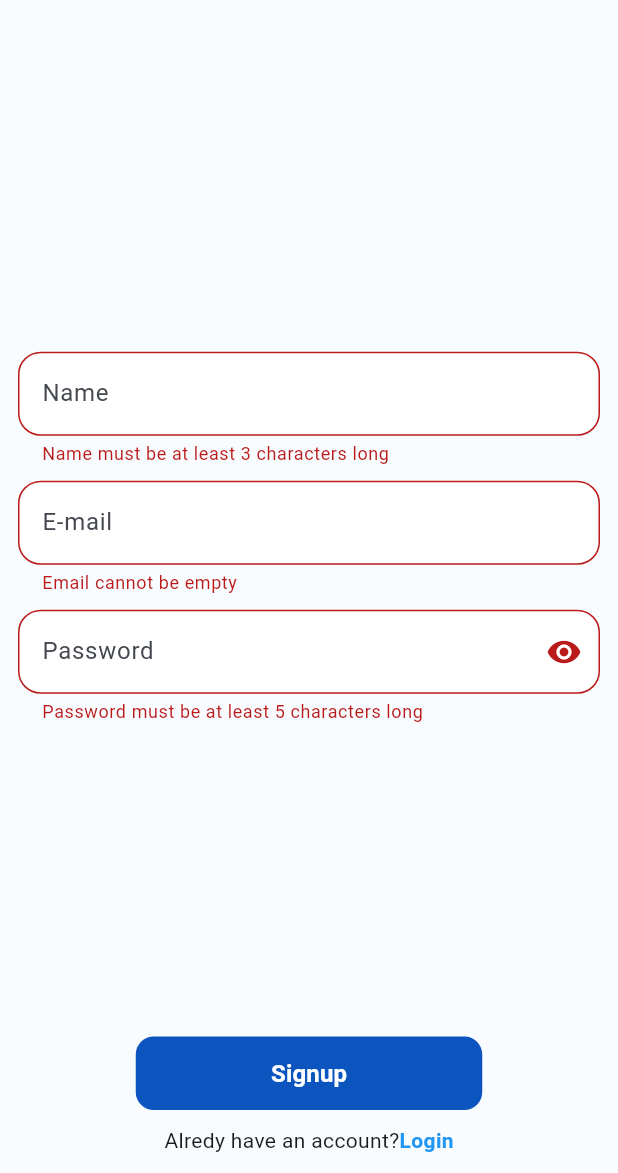
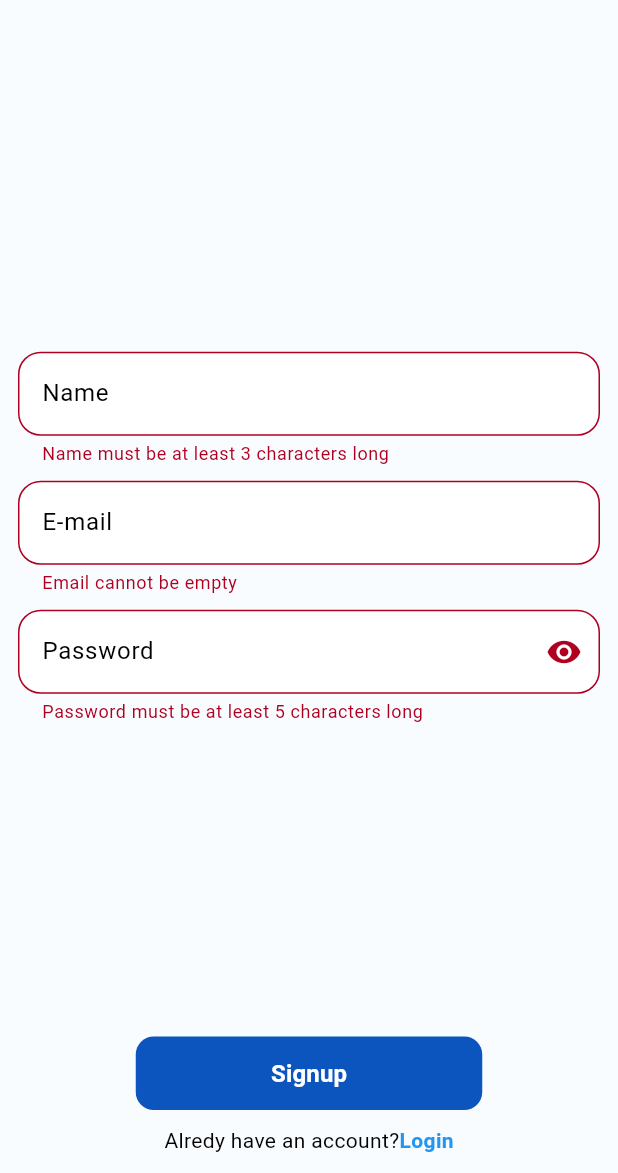
Before and after one commit to ankithshetty17/News-Feed, a Flutter app: the screen it shows after launch, after a tap on "Signup", on a phone screen of 412 x 824 dp, the part 63-1236 px from its top. Run offline on Flutter 3.47's test engine with Material 3 defaults, Android fonts, the light colour scheme and no system bars; our stand-ins replace cloud_firestore, firebase_auth, firebase_core, firebase_remote_config; accounts and stored records are empty.

Commit message:
final-commit

```diff
--- a/lib/main.dart
+++ b/lib/main.dart
@@ -4,13 +4,21 @@ import 'package:newsfeed/firebase_options.dart';
 import 'package:newsfeed/pages/login_screen.dart';
 import 'package:newsfeed/pages/newsfeed_screen.dart';
 import 'package:newsfeed/pages/signup_screen.dart';
+import 'package:newsfeed/themes/theme.dart';
+import 'package:newsfeed/themes/theme_provider.dart';
+import 'package:provider/provider.dart';
 
 void main() async {
   WidgetsFlutterBinding.ensureInitialized();
   await Firebase.initializeApp(
     options: DefaultFirebaseOptions.currentPlatform,
   );
-  runApp(MyApp());
+  runApp(
+    ChangeNotifierProvider(
+      create: (context)=>ThemeProvider(),
+    child:MyApp()
+  )
+  );
 }
 
 class MyApp extends StatelessWidget {
@@ -20,11 +28,7 @@ class MyApp extends StatelessWidget {
     return
     MaterialApp(
       debugShowCheckedModeBanner: false,
-      theme: ThemeData(
-        colorScheme: ColorScheme.fromSeed(seedColor: Colors.blue),
-        brightness: Brightness.light,
-        primarySwatch: Colors.lightBlue
-      ),
+      theme: Provider.of<ThemeProvider>(context).themeData,
       home: SignupScreen(),
       routes: {
         '/signup':(context)=> SignupScreen(),
--- a/lib/pages/login_screen.dart
+++ b/lib/pages/login_screen.dart
@@ -95,7 +95,7 @@ class _LoginScreenState extends State<LoginScreen> {
                         controller: _emailController,
                         decoration:const  InputDecoration(
                           filled: true,
-                          fillColor: Colors.white,
+                          // fillColor: Colors.white,
                           hintText: 'E-mail',
                           enabledBorder: OutlineInputBorder(
                             borderSide:
@@ -123,7 +123,7 @@ class _LoginScreenState extends State<LoginScreen> {
                         controller: _passwordController,
                         decoration: InputDecoration(
                           filled: true,
-                          fillColor: Colors.white,
+                          // fillColor: Colors.white,
                           hintText: 'Password',
                           enabledBorder:const  OutlineInputBorder(
                             borderSide:
--- a/lib/pages/signup_screen.dart
+++ b/lib/pages/signup_screen.dart
@@ -113,7 +113,7 @@ Future<void> _registerUser() async {
             controller: _nameController,
             decoration:const  InputDecoration(
               filled: true,
-              fillColor: Colors.white,
+              // fillColor: Colors.white,
               hintText: 'Name',
               enabledBorder: OutlineInputBorder(
                 borderSide: BorderSide(color: Colors.transparent),
@@ -134,7 +134,7 @@ Future<void> _registerUser() async {
             controller: _emailController,
             decoration:const InputDecoration(
               filled: true,
-              fillColor: Colors.white,
+              // fillColor: Colors.white,
               hintText: 'E-mail',
               enabledBorder: OutlineInputBorder(
                 borderSide: BorderSide(color: Colors.transparent),
@@ -160,7 +160,7 @@ Future<void> _registerUser() async {
             controller: _passwordController,
             decoration: InputDecoration(
               filled: true,
-              fillColor: Colors.white,
+              // fillColor: Colors.white,
               hintText: 'Password',
               enabledBorder:const  OutlineInputBorder(
                 borderSide: BorderSide(color: Colors.transparent),
--- /dev/null
+++ b/lib/themes/theme.dart
@@ -0,0 +1,17 @@
+import 'package:flutter/material.dart';
+
+ThemeData lightmode= ThemeData(
+  brightness: Brightness.light,
+  colorScheme: ColorScheme.light(
+    background: const Color.fromARGB(255, 12, 84, 190),
+    primary:  Colors.grey.shade900,
+  )
+);
+
+ThemeData darkmode = ThemeData(
+  brightness: Brightness.dark,
+  colorScheme: ColorScheme.dark(
+    background: Colors.grey.shade900,
+    primary: Colors.white
+  )
+);
--- /dev/null
+++ b/lib/themes/theme_provider.dart
@@ -0,0 +1,20 @@
+import 'package:flutter/material.dart';
+import 'package:newsfeed/themes/theme.dart';
+
+class ThemeProvider with ChangeNotifier {
+  ThemeData _themeData = lightmode;
+  ThemeData get themeData => _themeData;
+
+  set themeData(ThemeData themeData) {
+    _themeData = themeData;
+    notifyListeners();
+  }
+
+  void toggleTheme() {
+    if (_themeData == lightmode) {
+      themeData = darkmode;
+    } else {
+      themeData = lightmode;
+    }
+  }
+}
```
Also changed, not shown: lib/pages/news_details.dart (added, +52 -0 lines), lib/pages/newsfeed_screen.dart (+21 -19 lines).
